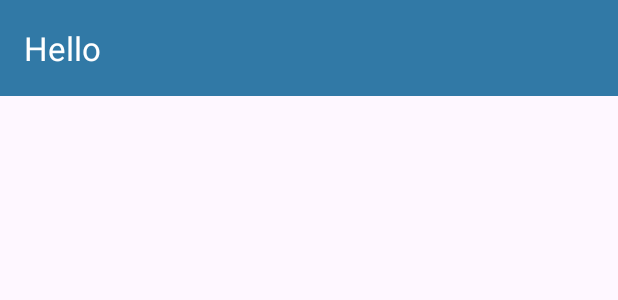
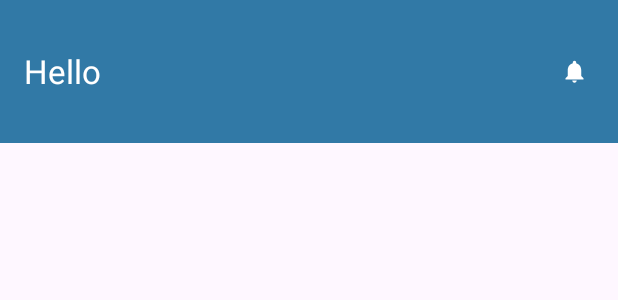
Before and after one commit to HADEER-ESS/school_management, an Android app: the layout tool_bar_comp.xml on its own in the app's theme, with its tools: preview values and no code run, on a phone screen of 412 x 824 dp. Shown: the top 300 px of the screen. Run offline under Robolectric (Android 15) with nearby library versions, the phone set to English and light mode, and no system bars.

Commit message:
$ handle toolbar and bottom tab style

```diff
--- /dev/null
+++ b/app/src/main/res/drawable/notification_icv.xml
@@ -0,0 +1,5 @@
+<vector xmlns:android="http://schemas.android.com/apk/res/android" android:height="24dp" android:tint="#FFFFFF" android:viewportHeight="24" android:viewportWidth="24" android:width="24dp">
+
+    <path android:fillColor="@android:color/white" android:pathData="M12,22c1.1,0 2,-0.9 2,-2h-4c0,1.1 0.89,2 2,2zM18,16v-5c0,-3.07 -1.64,-5.64 -4.5,-6.32L13.5,4c0,-0.83 -0.67,-1.5 -1.5,-1.5s-1.5,0.67 -1.5,1.5v0.68C7.63,5.36 6,7.92 6,11v5l-2,2v1h16v-1l-2,-2z"/>
+
+</vector>
--- a/app/src/main/res/layout/tool_bar_comp.xml
+++ b/app/src/main/res/layout/tool_bar_comp.xml
@@ -1,15 +1,27 @@
 <?xml version="1.0" encoding="utf-8"?>
-<com.google.android.material.appbar.AppBarLayout xmlns:android="http://schemas.android.com/apk/res/android"
+<com.google.android.material.appbar.AppBarLayout
+    xmlns:android="http://schemas.android.com/apk/res/android"
     android:layout_width="match_parent"
     android:layout_height="match_parent"
     xmlns:app="http://schemas.android.com/apk/res-auto">
     <com.google.android.material.appbar.MaterialToolbar
         android:id="@+id/top_app_bar"
         android:layout_width="match_parent"
-        android:layout_height="wrap_content"
+        android:layout_height="95dp"
+        android:gravity="center_vertical"
         android:minHeight="?attr/actionBarSize"
         android:background="@color/primary_color"
         app:titleTextColor="@color/white"
+        app:navigationIconTint="@color/white"
         app:title="Hello"
-        />
+        >
+        <ImageView
+            android:id="@+id/top_bar_notification_img"
+            android:layout_width="18dp"
+            android:layout_height="22dp"
+            android:src="@drawable/notification_icv"
+            android:layout_gravity="center_vertical|end"
+            android:layout_marginEnd="20dp"
+            />
+    </com.google.android.material.appbar.MaterialToolbar>
 </com.google.android.material.appbar.AppBarLayout>
```
Also changed, not shown: app/src/main/res/color/bottom_tint_color.xml (added, +11 -0 lines), app/src/main/res/values/themes.xml (+15 -4 lines).
